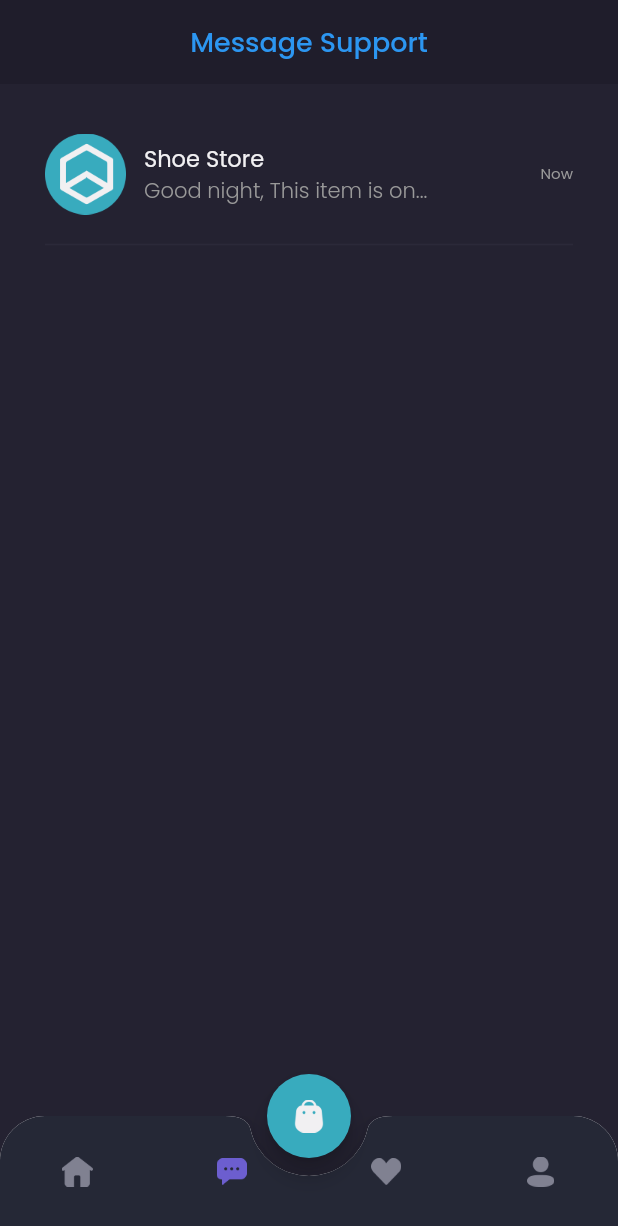
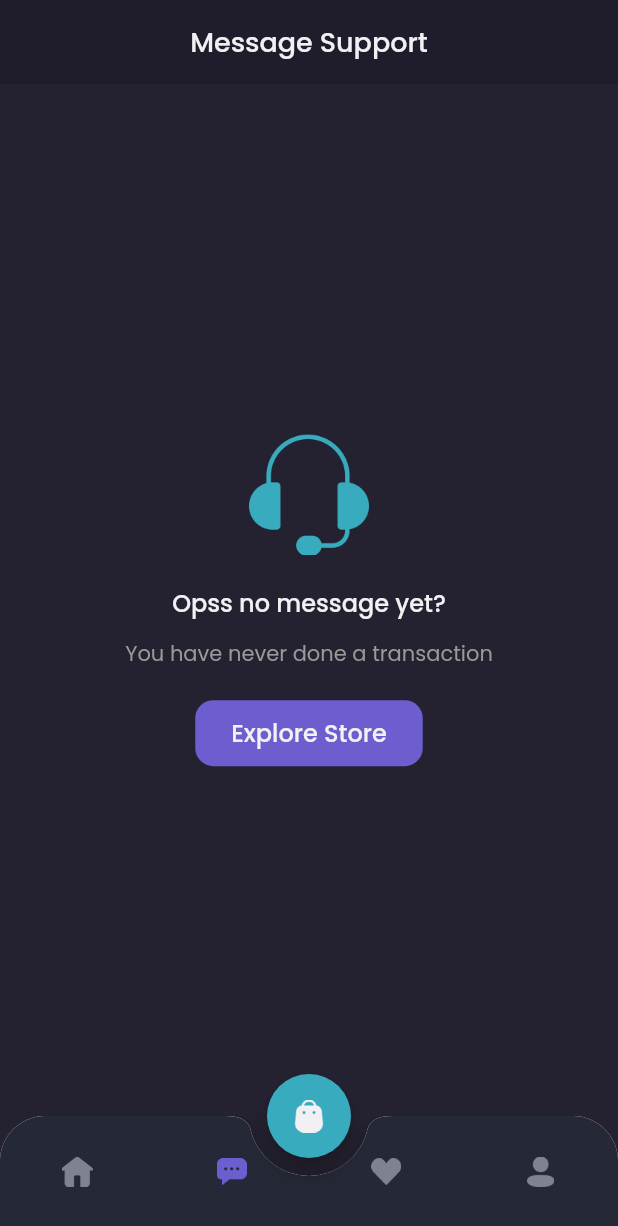
Before and after one commit to kangfaiq/store-flutter, a Flutter app: the MainPage screen opened by its route, item 2 of the bottom bar chosen, on a phone screen of 412 x 824 dp. Shown: the top 1226 px of the screen. Run offline on Flutter 3.47's test engine with Material 2 defaults, Android fonts, the phone set to English and light mode, and no system bars; our stand-ins replace cloud_firestore, firebase_core, google_fonts; accounts and stored records are empty; network calls fail.

Commit message:
add fitur chat

```diff
--- /dev/null
+++ b/lib/models/message_model.dart
@@ -0,0 +1,49 @@
+import 'package:shamo_store/models/product_model.dart';
+
+class MessageModel {
+  String message;
+  int userId;
+  String userName;
+  String userImage;
+  bool isFromUser;
+  ProductModel product;
+  DateTime createdAt;
+  DateTime updatedAt;
+
+  MessageModel({
+    this.message,
+    this.userId,
+    this.userName,
+    this.userImage,
+    this.isFromUser,
+    this.product,
+    this.createdAt,
+    this.updatedAt,
+  });
+
+  MessageModel.fromJson(Map<String, dynamic> json) {
+    message = json['message'];
+    userId = json['userId'];
+    userName = json['userName'];
+    userImage = json['userImage'];
+    isFromUser = json['isFromUser'];
+    product = json['product'].isEmpty
+        ? UninitializedProductModel()
+        : ProductModel.fromJson(json['product']);
+    createdAt = DateTime.parse(json['createdAt']);
+    updatedAt = DateTime.parse(json['updatedAt']);
+  }
+
+  Map<String, dynamic> toJson() {
+    return {
+      'message': message,
+      'userId': userId,
+      'userName': userName,
+      'userImage': userImage,
+      'isFromUser': isFromUser,
+      'product': product is UninitializedProductModel ? {} : product.toJson(),
+      'createdAt': createdAt.toString(),
+      'updatedAt': updatedAt.toString(),
+    };
+  }
+}
--- a/lib/pages/home/chat_page.dart
+++ b/lib/pages/home/chat_page.dart
@@ -1,18 +1,26 @@
 import 'package:flutter/material.dart';
-import 'package:shamo_store/theme.dart';
+import 'package:provider/provider.dart';
+import 'package:shamo_store/models/message_model.dart';
+import 'package:shamo_store/providers/auth_provider.dart';
+import 'package:shamo_store/providers/page_provider.dart';
+import 'package:shamo_store/services/message_service.dart';
 import 'package:shamo_store/widgets/chat_tile.dart';
 
+import '../../theme.dart';
+
 class ChatPage extends StatelessWidget {
-
   @override
   Widget build(BuildContext context) {
+    AuthProvider authProvider = Provider.of<AuthProvider>(context);
+    PageProvider pageProvider = Provider.of<PageProvider>(context);
+
     Widget header() {
       return AppBar(
         backgroundColor: backgroundColor1,
         centerTitle: true,
         title: Text(
-          "Message Support",
-          style: priceTextStyle.copyWith(
+          'Message Support',
+          style: primaryTextStyle.copyWith(
             fontSize: 18,
             fontWeight: medium,
           ),
@@ -38,7 +46,7 @@
                 height: 20,
               ),
               Text(
-                "Opss no message yet?",
+                'Opss no message yet?',
                 style: primaryTextStyle.copyWith(
                   fontSize: 16,
                   fontWeight: medium,
@@ -48,7 +56,7 @@
                 height: 12,
               ),
               Text(
-                "You have never done a transaction",
+                'You have never done a transaction',
                 style: secondaryTextStyle,
               ),
               SizedBox(
@@ -57,7 +65,9 @@
               Container(
                 height: 44,
                 child: TextButton(
-                  onPressed: () {},
+                  onPressed: () {
+                    pageProvider.currentIndex = 0;
+                  },
                   style: TextButton.styleFrom(
                     padding: EdgeInsets.symmetric(
                       horizontal: 24,
@@ -69,14 +79,14 @@
                     ),
                   ),
                   child: Text(
-                    "Explore Store",
+                    'Explore Store',
                     style: primaryTextStyle.copyWith(
                       fontSize: 16,
                       fontWeight: medium,
                     ),
                   ),
                 ),
-              )
+              ),
             ],
           ),
         ),
@@ -84,6 +94,15 @@
     }
 
     Widget content() {
+      return StreamBuilder<List<MessageModel>>(
+          stream: MessageService()
+              .getMessagesByUserId(userId: authProvider.user.id),
+          builder: (context, snapshot) {
+            if (snapshot.hasData) {
+              if (snapshot.data.length == 0) {
+                return emptyChat();
+              }
+
               return Expanded(
                 child: Container(
                   width: double.infinity,
@@ -93,17 +112,20 @@
                       horizontal: defaultMargin,
                     ),
                     children: [
-              ChatTile(),
+                      ChatTile(snapshot.data[snapshot.data.length - 1]),
                     ],
-          )
+                  ),
                 ),
               );
+            } else {
+              return emptyChat();
+            }
+          });
     }
 
     return Column(
       children: [
         header(),
-        // emptyChat(),
         content(),
       ],
     );
--- a/lib/pages/home/main_page.dart
+++ b/lib/pages/home/main_page.dart
@@ -1,22 +1,23 @@
 import 'package:flutter/material.dart';
+import 'package:provider/provider.dart';
+import 'package:shamo_store/pages/home/chat_page.dart';
+import 'package:shamo_store/pages/home/home_page.dart';
 import 'package:shamo_store/pages/home/profile_page.dart';
 import 'package:shamo_store/pages/home/wishlist_page.dart';
-import 'package:shamo_store/theme.dart';
+import 'package:shamo_store/providers/page_provider.dart';
 
-import 'chat_page.dart';
-import 'home_page.dart';
+import '../../theme.dart';
 
 class MainPage extends StatefulWidget {
-
   @override
   _MainPageState createState() => _MainPageState();
 }
 
 class _MainPageState extends State<MainPage> {
-  int currentIndex = 0;
-
   @override
   Widget build(BuildContext context) {
+    PageProvider pageProvider = Provider.of<PageProvider>(context);
+
     Widget cartButton() {
       return FloatingActionButton(
         onPressed: () {
@@ -30,7 +31,7 @@
       );
     }
 
-    Widget custmBottomNav() {
+    Widget customBottomNav() {
       return ClipRRect(
         borderRadius: BorderRadius.vertical(
           top: Radius.circular(30),
@@ -41,11 +42,10 @@
           clipBehavior: Clip.antiAlias,
           child: BottomNavigationBar(
             backgroundColor: backgroundColor4,
-            currentIndex: currentIndex,
+            currentIndex: pageProvider.currentIndex,
             onTap: (value) {
-              setState(() {
-                currentIndex = value;
-              });
+              print(value);
+              pageProvider.currentIndex = value;
             },
             type: BottomNavigationBarType.fixed,
             items: [
@@ -58,10 +58,12 @@
                   child: Image.asset(
                     'assets/icon_home.png',
                     width: 21,
-                    color: currentIndex == 0 ? primaryColor : Color(0xff808191),
+                    color: pageProvider.currentIndex == 0
+                        ? primaryColor
+                        : Color(0xff808191),
                   ),
                 ),
-                label: "",
+                label: '',
               ),
               BottomNavigationBarItem(
                 icon: Container(
@@ -72,10 +74,12 @@
                   child: Image.asset(
                     'assets/icon_chat.png',
                     width: 20,
-                    color: currentIndex == 1 ? primaryColor : Color(0xff808191),
+                    color: pageProvider.currentIndex == 1
+                        ? primaryColor
+                        : Color(0xff808191),
                   ),
                 ),
-                label: "",
+                label: '',
               ),
               BottomNavigationBarItem(
                 icon: Container(
@@ -86,10 +90,12 @@
                   child: Image.asset(
                     'assets/icon_wishlist.png',
                     width: 20,
-                    color: currentIndex == 2 ? primaryColor : Color(0xff808191),
+                    color: pageProvider.currentIndex == 2
+                        ? primaryColor
+                        : Color(0xff808191),
                   ),
                 ),
-                label: "",
+                label: '',
               ),
               BottomNavigationBarItem(
                 icon: Container(
@@ -100,10 +106,12 @@
                   child: Image.asset(
                     'assets/icon_profile.png',
                     width: 18,
-                    color: currentIndex == 3 ? primaryColor : Color(0xff808191),
+                    color: pageProvider.currentIndex == 3
+                        ? primaryColor
+                        : Color(0xff808191),
                   ),
                 ),
-                label: "",
+                label: '',
               ),
             ],
           ),
@@ -112,25 +120,31 @@
     }
 
     Widget body() {
-      switch (currentIndex) {
+      switch (pageProvider.currentIndex) {
         case 0:
           return HomePage();
+          break;
         case 1:
           return ChatPage();
+          break;
         case 2:
           return WishlistPage();
+          break;
         case 3:
           return ProfilePage();
+          break;
+
         default:
           return HomePage();
       }
     }
 
     return Scaffold(
-      backgroundColor: currentIndex == 0 ? backgroundColor1 : backgroundColor3,
+      backgroundColor:
+          pageProvider.currentIndex == 0 ? backgroundColor1 : backgroundColor3,
       floatingActionButton: cartButton(),
       floatingActionButtonLocation: FloatingActionButtonLocation.centerDocked,
-      bottomNavigationBar: custmBottomNav(),
+      bottomNavigationBar: customBottomNav(),
       body: body(),
     );
   }
--- /dev/null
+++ b/lib/providers/page_provider.dart
@@ -0,0 +1,12 @@
+import 'package:flutter/material.dart';
+
+class PageProvider with ChangeNotifier {
+  int _currentIndex = 0;
+
+  int get currentIndex => _currentIndex;
+
+  set currentIndex(int index) {
+    _currentIndex = index;
+    notifyListeners();
+  }
+}
--- a/lib/widgets/chat_tile.dart
+++ b/lib/widgets/chat_tile.dart
@@ -1,18 +1,29 @@
 import 'package:flutter/material.dart';
-import 'package:shamo_store/theme.dart';
+import 'package:shamo_store/models/message_model.dart';
+import 'package:shamo_store/models/product_model.dart';
+import 'package:shamo_store/pages/detail_chat_page.dart';
+
+import '../theme.dart';
 
 class ChatTile extends StatelessWidget {
+  final MessageModel message;
+  ChatTile(this.message);
 
   @override
   Widget build(BuildContext context) {
     return GestureDetector(
       onTap: () {
-        Navigator.pushNamed(context, '/detail-chat');
+        Navigator.push(
+          context,
+          MaterialPageRoute(
+            builder: (context) => DetailChatPage(
+              UninitializedProductModel(),
+            ),
+          ),
+        );
       },
       child: Container(
-        margin: EdgeInsets.only(
-          top: 33,
-        ),
+        margin: EdgeInsets.only(top: 33),
         child: Column(
           children: [
             Row(
@@ -29,23 +40,23 @@
                     crossAxisAlignment: CrossAxisAlignment.start,
                     children: [
                       Text(
-                        "Shoe Store",
+                        'Shoe Store',
                         style: primaryTextStyle.copyWith(
                           fontSize: 15,
                         ),
                       ),
                       Text(
-                        "Good night, This item is on...",
+                        message.message,
                         style: secondaryTextStyle.copyWith(
                           fontWeight: light,
                         ),
                         overflow: TextOverflow.ellipsis,
-                      )
+                      ),
                     ],
                   ),
                 ),
                 Text(
-                  "Now",
+                  'Now',
                   style: secondaryTextStyle.copyWith(
                     fontSize: 10,
                   ),
@@ -58,7 +69,7 @@
             Divider(
               thickness: 1,
               color: Color(0xff2B2939),
-            )
+            ),
           ],
         ),
       ),
--- a/pubspec.yaml
+++ b/pubspec.yaml
@@ -28,6 +28,8 @@
   google_fonts: ^1.1.2
   http: ^0.12.2
   provider: ^4.3.3
+  firebase_core: ^0.7.0
+  cloud_firestore: ^0.16.0+1
 
 dev_dependencies:
   flutter_test:
```
Also changed, not shown: lib/main.dart (+8 -3 lines), lib/pages/detail_chat_page.dart (+80 -29 lines), lib/pages/home/wishlist_page.dart (+8 -2 lines), lib/pages/product_page.dart (+7 -1 lines), lib/services/message_service.dart (added, +55 -0 lines), lib/widgets/chat_bubble.dart (+14 -17 lines), pubspec.lock, 3 other files. Lines whose indentation alone changed are shown as unchanged.
